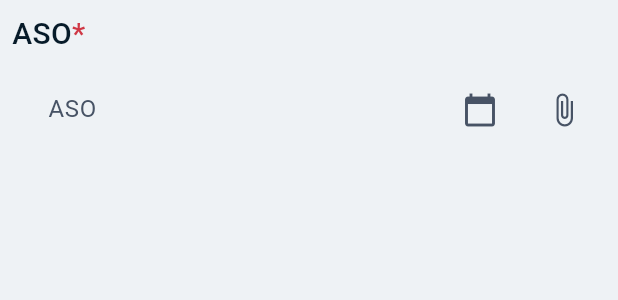
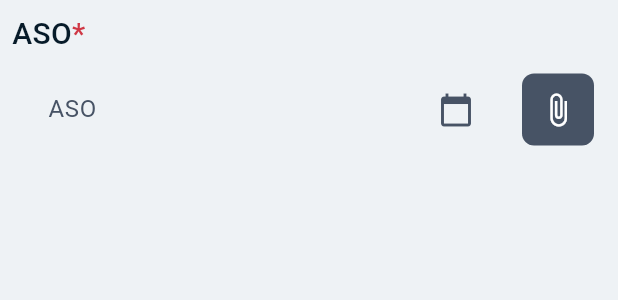
Before and after one commit to lucland/DockCheck-Web, a Flutter app: the CalendarPickerWidget widget shown alone on an empty page, opened directly, on a phone screen of 412 x 824 dp. Shown: the top 300 px of the screen. Run offline on Flutter 3.47's test engine with Material 3 defaults, Android fonts, the phone set to English and light mode, and no system bars; our stand-ins replace clock, file_picker, flutter_bloc, flutter_svg, hive; accounts and stored records are empty; Roboto replaces fonts that are missing (ProximaNova); project files that could hold a hidden picture were left out.

Commit message:
Add showRemoveButton and onRemove properties to CalendarPickerWidget

```diff
--- a/lib/widgets/calendar_picker_widget.dart
+++ b/lib/widgets/calendar_picker_widget.dart
@@ -11,15 +11,19 @@ class CalendarPickerWidget extends StatefulWidget {
   final TextEditingController controller;
   final void Function(DateTime) onChanged;
   final bool showAttachmentIcon;
+  final bool showRemoveButton;
+  final void Function()? onRemove;
 
-  const CalendarPickerWidget({
-    Key? key,
+  const CalendarPickerWidget(
+      {Key? key,
       required this.title,
       this.isRequired = false,
       required this.controller,
       required this.onChanged,
       this.showAttachmentIcon = true,
-  }) : super(key: key);
+      this.showRemoveButton = false,
+      this.onRemove})
+      : super(key: key);
 
   @override
   CalendarPickerWidgetState createState() => CalendarPickerWidgetState();
@@ -123,12 +127,41 @@ class CalendarPickerWidgetState extends State<CalendarPickerWidget> {
                     ),
                     if (widget.showAttachmentIcon)
                       Padding(
-                        padding: const EdgeInsets.symmetric(horizontal: 8.0),
-                        child: GestureDetector(
+                        padding: const EdgeInsets.only(left: 8.0),
+                        child: InkWell(
                           onTap: () => _pickFile(),
-                          child: const Icon(
+                          child: Container(
+                            decoration: BoxDecoration(
+                              color: DockColors.slate100,
+                              borderRadius: BorderRadius.circular(8.0),
+                            ),
+                            child: const Padding(
+                              padding: EdgeInsets.all(12.0),
+                              child: Icon(
                                 Icons.attach_file,
-                            color: DockColors.slate100,
+                                color: DockColors.white,
+                              ),
+                            ),
+                          ),
+                        ),
+                      ),
+                    if (widget.showRemoveButton)
+                      Padding(
+                        padding: const EdgeInsets.only(left: 8.0),
+                        child: InkWell(
+                          onTap: widget.onRemove,
+                          child: Container(
+                            decoration: BoxDecoration(
+                              color: DockColors.danger100,
+                              borderRadius: BorderRadius.circular(8.0),
+                            ),
+                            child: const Padding(
+                              padding: EdgeInsets.all(12.0),
+                              child: Icon(
+                                Icons.close,
+                                color: DockColors.white,
+                              ),
+                            ),
                           ),
                         ),
                       ),
```
Lines whose indentation alone changed are shown as unchanged.
